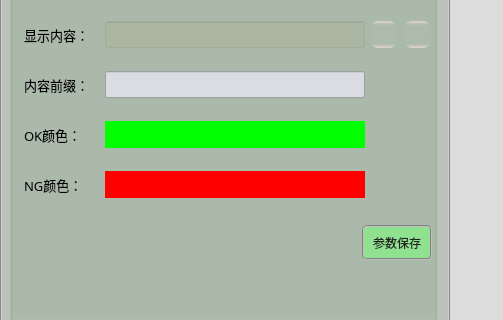
First picture: the form in QPlugins/ImageProcess/ImageView/frmImageView.ui, repository virtualesp/opencv4workflow, before the edit; both pictures show x 0 to 503 and y 201 to 521 of the 1160 by 655 pixel window.
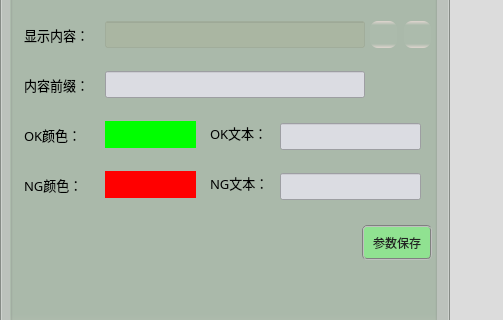
Second picture: the form after the edit. The open tabs and pages were chosen to show the change. Icons and pictures are not drawn.

Commit message: 新增OK文本和NG文本

Diff of the .ui file:
```diff
--- a/QPlugins/ImageProcess/ImageView/frmImageView.ui
+++ b/QPlugins/ImageProcess/ImageView/frmImageView.ui
@@ -1532,7 +1532,7 @@
            <rect>
             <x>95</x>
             <y>238</y>
-            <width>260</width>
+            <width>91</width>
             <height>27</height>
            </rect>
           </property>
@@ -1696,7 +1696,7 @@
            <rect>
             <x>95</x>
             <y>288</y>
-            <width>260</width>
+            <width>91</width>
             <height>27</height>
            </rect>
           </property>
@@ -2067,6 +2067,104 @@
            <string>参数保存</string>
           </property>
          </widget>
+         <widget class="QLabel" name="label_18">
+          <property name="geometry">
+           <rect>
+            <x>200</x>
+            <y>240</y>
+            <width>61</width>
+            <height>19</height>
+           </rect>
+          </property>
+          <property name="font">
+           <font>
+            <family>微软雅黑</family>
+            <pointsize>10</pointsize>
+           </font>
+          </property>
+          <property name="styleSheet">
+           <string notr="true">color: rgb(0, 0, 0);
+background: transparent;</string>
+          </property>
+          <property name="text">
+           <string>OK文本：</string>
+          </property>
+         </widget>
+         <widget class="QLabel" name="label_19">
+          <property name="geometry">
+           <rect>
+            <x>200</x>
+            <y>290</y>
+            <width>61</width>
+            <height>19</height>
+           </rect>
+          </property>
+          <property name="font">
+           <font>
+            <family>微软雅黑</family>
+            <pointsize>10</pointsize>
+           </font>
+          </property>
+          <property name="styleSheet">
+           <string notr="true">color: rgb(0, 0, 0);
+background: transparent;</string>
+          </property>
+          <property name="text">
+           <string>NG文本：</string>
+          </property>
+         </widget>
+         <widget class="QLineEdit" name="txtOKtext">
+          <property name="geometry">
+           <rect>
+            <x>270</x>
+            <y>240</y>
+            <width>141</width>
+            <height>27</height>
+           </rect>
+          </property>
+          <property name="font">
+           <font>
+            <family>微软雅黑</family>
+            <pointsize>10</pointsize>
+           </font>
+          </property>
+          <property name="styleSheet">
+           <string notr="true">color: rgb(0, 0, 200);
+background-color: rgba(220, 220, 227,250);</string>
+          </property>
+          <property name="alignment">
+           <set>Qt::AlignCenter</set>
+          </property>
+          <property name="readOnly">
+           <bool>false</bool>
+          </property>
+         </widget>
+         <widget class="QLineEdit" name="txtNGtext">
+          <property name="geometry">
+           <rect>
+            <x>270</x>
+            <y>290</y>
+            <width>141</width>
+            <height>27</height>
+           </rect>
+          </property>
+          <property name="font">
+           <font>
+            <family>微软雅黑</family>
+            <pointsize>10</pointsize>
+           </font>
+          </property>
+          <property name="styleSheet">
+           <string notr="true">color: rgb(0, 0, 200);
+background-color: rgba(220, 220, 227,250);</string>
+          </property>
+          <property name="alignment">
+           <set>Qt::AlignCenter</set>
+          </property>
+          <property name="readOnly">
+           <bool>false</bool>
+          </property>
+         </widget>
          <zorder>label_17</zorder>
          <zorder>label_10</zorder>
          <zorder>btnOkColor</zorder>
```
Left out of the diff: 4 changed lines with no effect on the pictures. The commit also changes 1710 other files.
